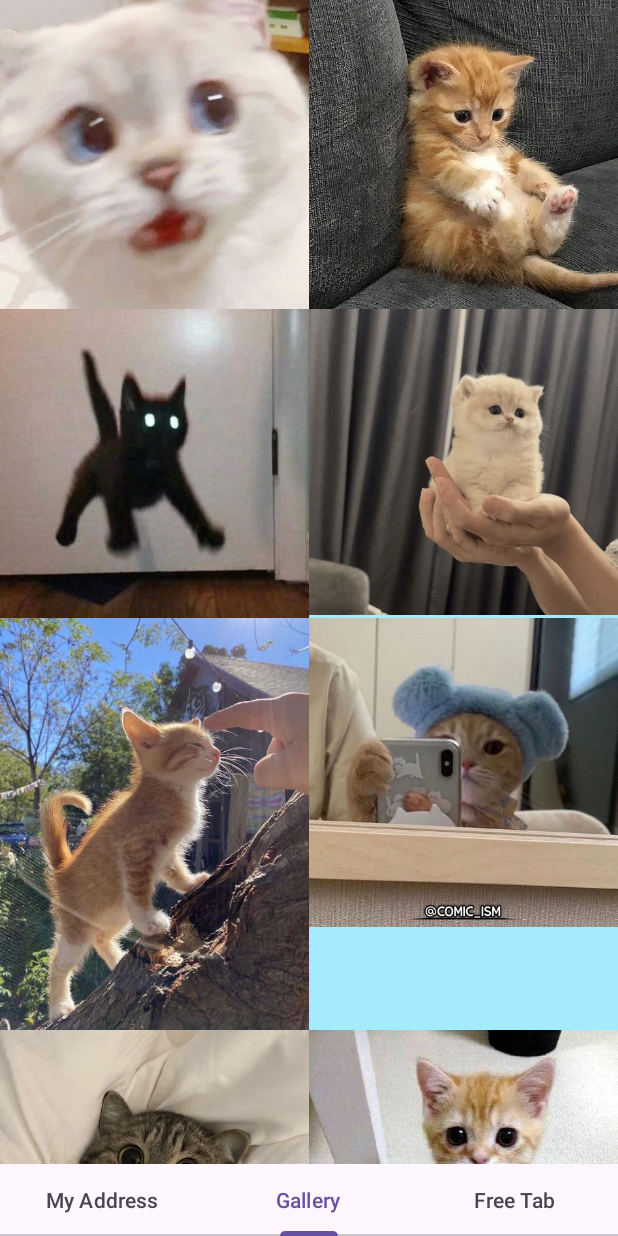
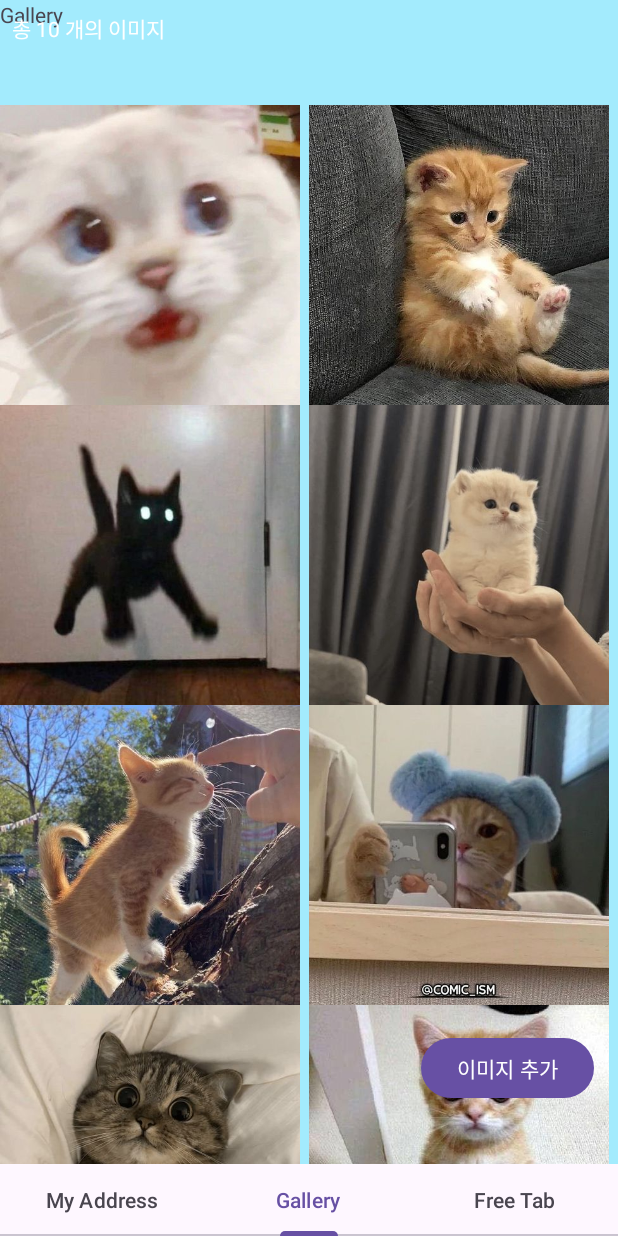
Before and after one commit to hyo-4/madcamp_week01, an Android app: the screen it shows after launch (MainActivity), item 2 of the bottom bar chosen, on a phone screen of 412 x 824 dp. Run offline under Robolectric (Android 15) with nearby library versions, the phone set to English and light mode, and no system bars.

Commit message:
gallery 크기 수정 및 레이아웃 추가

```diff
--- a/app/src/main/res/layout/fragment_gallery.xml
+++ b/app/src/main/res/layout/fragment_gallery.xml
@@ -3,7 +3,11 @@
     xmlns:tools="http://schemas.android.com/tools"
     android:layout_width="match_parent"
     android:layout_height="match_parent"
+    xmlns:app="http://schemas.android.com/apk/res-auto"
     tools:context=".Gallery">
+    <androidx.constraintlayout.widget.ConstraintLayout
+        android:layout_width="match_parent"
+        android:layout_height="match_parent">
 
     <!-- TODO: Update blank fragment layout -->
     <TextView
@@ -12,15 +16,37 @@
         android:background="#A3EBFD"
         android:text="Gallery" />
 
-    <RelativeLayout xmlns:android="http://schemas.android.com/apk/res/android"
-        android:layout_width="match_parent"
-        android:layout_height="match_parent">
 
         <androidx.recyclerview.widget.RecyclerView
             android:id="@+id/recyclerView"
             android:layout_width="match_parent"
+            android:layout_marginTop="70dp"
             android:layout_height="match_parent" />
 
-    </RelativeLayout>
+        <TextView
+            android:id="@+id/imageCountTextView"
+            android:layout_width="wrap_content"
+            android:layout_height="wrap_content"
+            android:layout_alignParentTop="true"
+            android:layout_alignParentEnd="true"
+            android:padding="8dp"
+            android:textColor="#ffffff"
+            tools:ignore="MissingConstraints" />
+
+        <Button
+            android:id="@+id/pickImageButton"
+            android:layout_width="wrap_content"
+            android:layout_height="wrap_content"
+            android:layout_marginTop="8dp"
+            android:layout_marginEnd="16dp"
+            android:layout_marginBottom="40dp"
+            android:text="이미지 추가"
+            app:layout_constraintBottom_toBottomOf="parent"
+            app:layout_constraintEnd_toEndOf="parent"
+            app:layout_constraintTop_toBottomOf="@+id/removeButton"
+            tools:ignore="UnknownId" />
+
+
+    </androidx.constraintlayout.widget.ConstraintLayout>
 
 </FrameLayout>
--- a/app/src/main/res/layout/item_image.xml
+++ b/app/src/main/res/layout/item_image.xml
@@ -5,9 +5,9 @@
 
     <ImageView
         android:id="@+id/imageView"
-        android:layout_width="match_parent"
-        android:layout_height="wrap_content"
+        android:layout_width="200dp"
+        android:layout_height="200dp"
         android:adjustViewBounds="true"
-        android:scaleType="fitCenter" />
+        android:scaleType="centerCrop" />
 
 </RelativeLayout>
--- a/app/src/main/res/layout/popup_image.xml
+++ b/app/src/main/res/layout/popup_image.xml
@@ -5,7 +5,7 @@
 
     <ImageView
         android:id="@+id/popupImageView"
-        android:layout_width="match_parent"
+        android:layout_width="400dp"
         android:layout_height="match_parent"
         android:adjustViewBounds="true"
         android:scaleType="fitCenter" />
```
Also changed, not shown: app/src/main/java/com/example/madcamp_week01/Gallery.kt (+68 -0 lines), app/src/main/java/com/example/madcamp_week01/GalleryAdapter.kt (+8 -0 lines).
